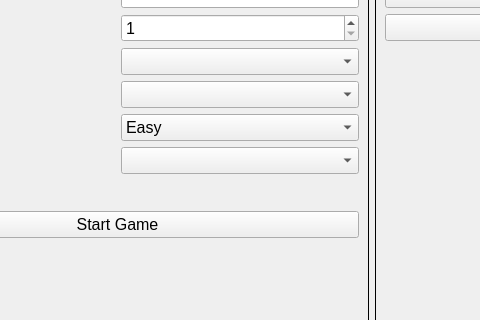
Above: ui/welcome_screen.ui from kpdudek/TankGame before the change; both pictures show x 145 to 625 and y 117 to 437 of the 1034 by 734 pixel window. Below: the same form after it.
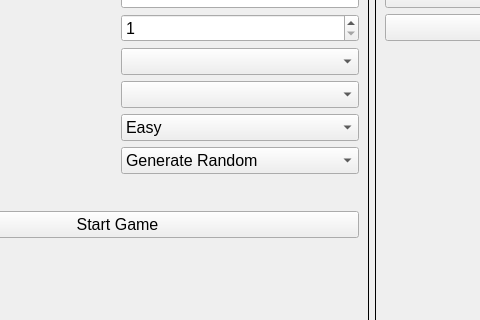
That is the form after the change.

Commit message: Random map generation using perlin noise implemented

The edit to the form file:
```diff
--- a/ui/welcome_screen.ui
+++ b/ui/welcome_screen.ui
@@ -94,6 +94,11 @@
           <pointsize>12</pointsize>
          </font>
         </property>
+        <item>
+         <property name="text">
+          <string>Generate Random</string>
+         </property>
+        </item>
        </widget>
       </item>
       <item row="6" column="0">
```
The commit also changes 10 other files.
